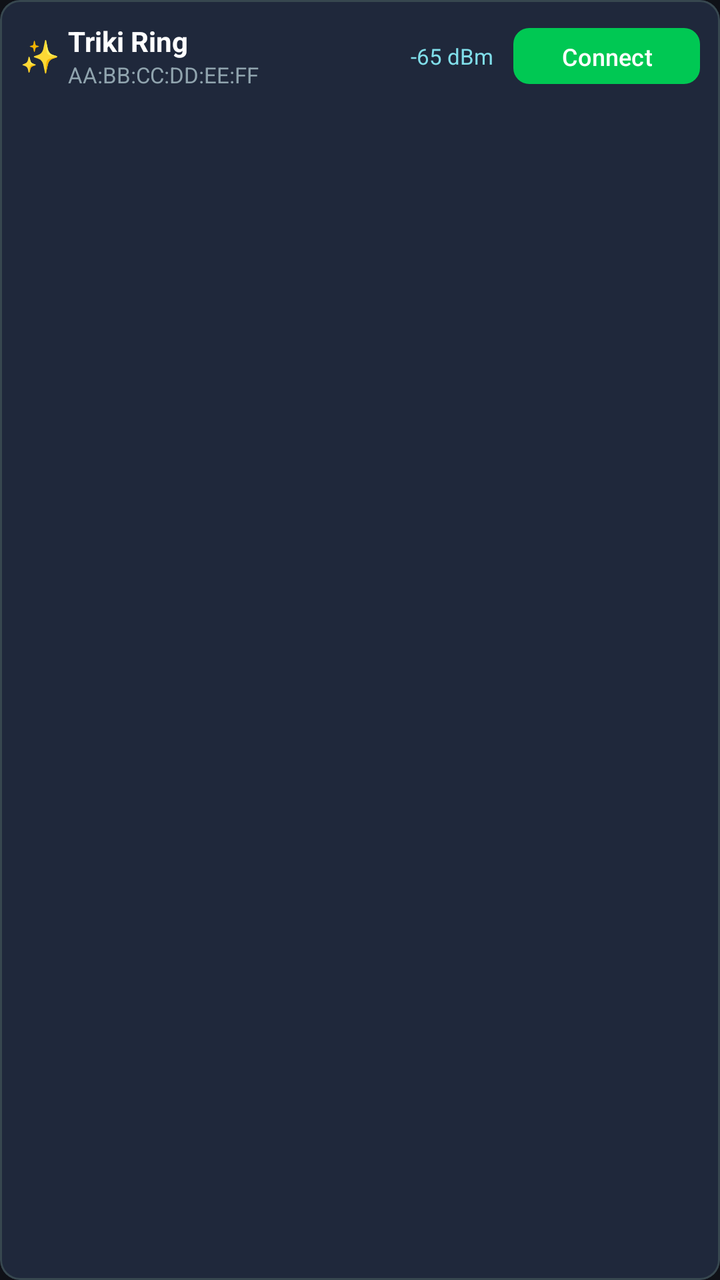
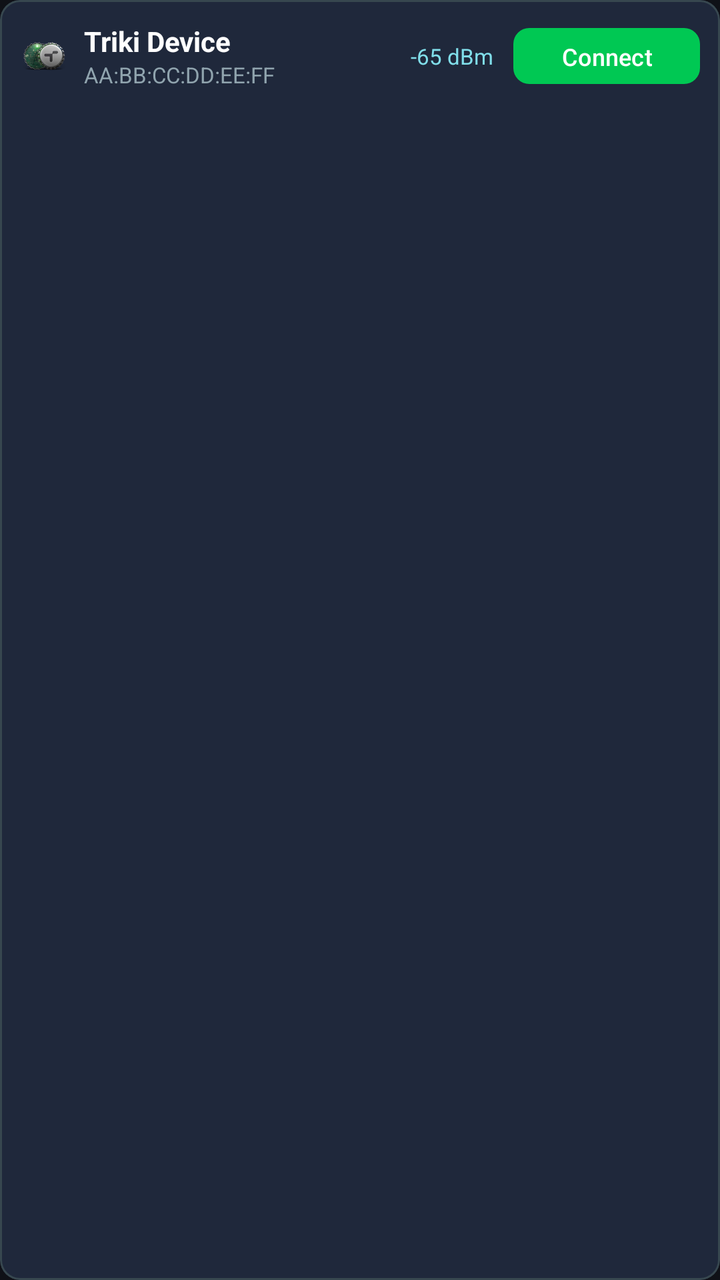

Compare the two renders of this Android layout. The source of the first and the diff that turns it into the second are given below.
<!-- AndroidManifest.xml: application theme Theme.TrikiMusicController -->
<!-- res/layout/item_discovered_device.xml -->
<?xml version="1.0" encoding="utf-8"?>
<com.google.android.material.card.MaterialCardView xmlns:android="http://schemas.android.com/apk/res/android"
    xmlns:app="http://schemas.android.com/apk/res-auto"
    android:layout_width="match_parent"
    android:layout_height="wrap_content"
    android:layout_marginBottom="6dp"
    app:cardBackgroundColor="#1F283B"
    app:cardCornerRadius="10dp"
    app:strokeColor="#37474F"
    app:strokeWidth="1dp">

    <LinearLayout
        android:layout_width="match_parent"
        android:layout_height="wrap_content"
        android:gravity="center_vertical"
        android:orientation="horizontal"
        android:padding="10dp">

        <TextView
            android:layout_width="wrap_content"
            android:layout_height="wrap_content"
            android:text="✨ "
            android:textSize="16sp" />

        <LinearLayout
            android:layout_width="0dp"
            android:layout_height="wrap_content"
            android:layout_weight="1"
            android:orientation="vertical">

            <TextView
                android:id="@+id/txtDiscoveredName"
                android:layout_width="wrap_content"
                android:layout_height="wrap_content"
                android:text="Triki Ring"
                android:textColor="#FFFFFF"
                android:textSize="14sp"
                android:textStyle="bold" />

            <TextView
                android:id="@+id/txtDiscoveredMac"
                android:layout_width="wrap_content"
                android:layout_height="wrap_content"
                android:text="AA:BB:CC:DD:EE:FF"
                android:textColor="#90A4AE"
                android:textSize="11sp" />
        </LinearLayout>

        <TextView
            android:id="@+id/txtRssi"
            android:layout_width="wrap_content"
            android:layout_height="wrap_content"
            android:layout_marginEnd="10dp"
            android:text="-65 dBm"
            android:textColor="#80DEEA"
            android:textSize="11sp" />

        <com.google.android.material.button.MaterialButton
            android:id="@+id/btnConnectDiscovered"
            android:layout_width="wrap_content"
            android:layout_height="36dp"
            android:text="@string/device_connect_btn"
            android:textColor="#FFFFFF"
            android:textSize="12sp"
            app:backgroundTint="#00C853"
            app:cornerRadius="8dp" />
    </LinearLayout>
</com.google.android.material.card.MaterialCardView>
<!-- resources referenced by this layout -->
<resources>
  <string name="device_connect_btn">Connect</string>
  <style name="Theme.TrikiMusicController" parent="Theme.Material3.Dark.NoActionBar">
          <item name="colorPrimary">#00E5FF</item>
          <item name="android:statusBarColor">#0F1117</item>
          <item name="android:navigationBarColor">#0F1117</item>
          <item name="android:windowBackground">#0F1117</item>
      </style>
</resources>

<!-- the commit's change to res/layout/item_discovered_device.xml (unified diff, before → after) -->
@@ -16,11 +16,12 @@
         android:orientation="horizontal"
         android:padding="10dp">
 
-        <TextView
-            android:layout_width="wrap_content"
-            android:layout_height="wrap_content"
-            android:text="✨ "
-            android:textSize="16sp" />
+        <ImageView
+            android:layout_width="24dp"
+            android:layout_height="24dp"
+            android:layout_marginEnd="8dp"
+            android:src="@drawable/ic_triki_cap"
+            android:contentDescription="Triki Cap" />
 
         <LinearLayout
             android:layout_width="0dp"
@@ -32,7 +33,7 @@
                 android:id="@+id/txtDiscoveredName"
                 android:layout_width="wrap_content"
                 android:layout_height="wrap_content"
-                android:text="Triki Ring"
+                android:text="Triki Device"
                 android:textColor="#FFFFFF"
                 android:textSize="14sp"
                 android:textStyle="bold" />
<!-- resource entries referenced after the edit -->
@@ -1,5 +1,6 @@
 <!-- resources referenced by this layout -->
 <resources>
+  <!-- drawable ic_triki_cap: png bitmap (drawable, 20352 bytes) -->
   <string name="device_connect_btn">Connect</string>
   <style name="Theme.TrikiMusicController" parent="Theme.Material3.Dark.NoActionBar">
           <item name="colorPrimary">#00E5FF</item>
